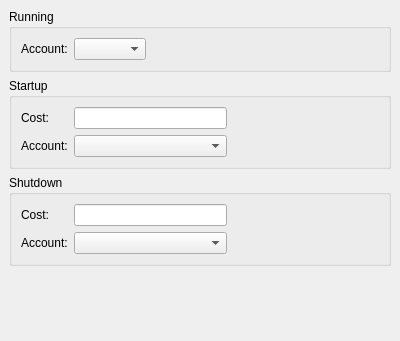
Above: kplato/libs/ui/kpttaskcostpanelbase.ui from KDE/calligra before the change. Below: the same form after it.
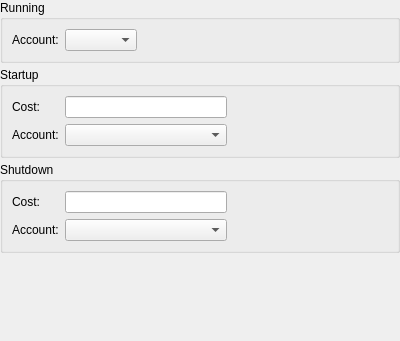
That is the form after the change. Custom widgets are drawn as their Qt base class.

Diff of the .ui file:
```diff
--- a/kplato/libs/ui/kpttaskcostpanelbase.ui
+++ b/kplato/libs/ui/kpttaskcostpanelbase.ui
@@ -10,12 +10,12 @@
     <height>341</height>
    </rect>
   </property>
-  <layout class="QVBoxLayout" >
-   <property name="spacing" >
-    <number>6</number>
+  <layout class="QVBoxLayout">
+   <property name="spacing">
+    <number>4</number>
    </property>
-   <property name="margin" >
-    <number>9</number>
+   <property name="margin">
+    <number>0</number>
    </property>
    <item>
     <widget class="QGroupBox" name="groupBox_3" >
@@ -229,8 +229,8 @@
    </item>
   </layout>
  </widget>
- <layoutdefault spacing="6" margin="11" />
-  <customwidgets>
+ <layoutdefault spacing="6" margin="11"/>
+ <customwidgets>
   <customwidget>
    <class>KLineEdit</class>
    <extends>QLineEdit</extends>
```
Left out of the diff: 149 changed lines with no effect on the pictures.
